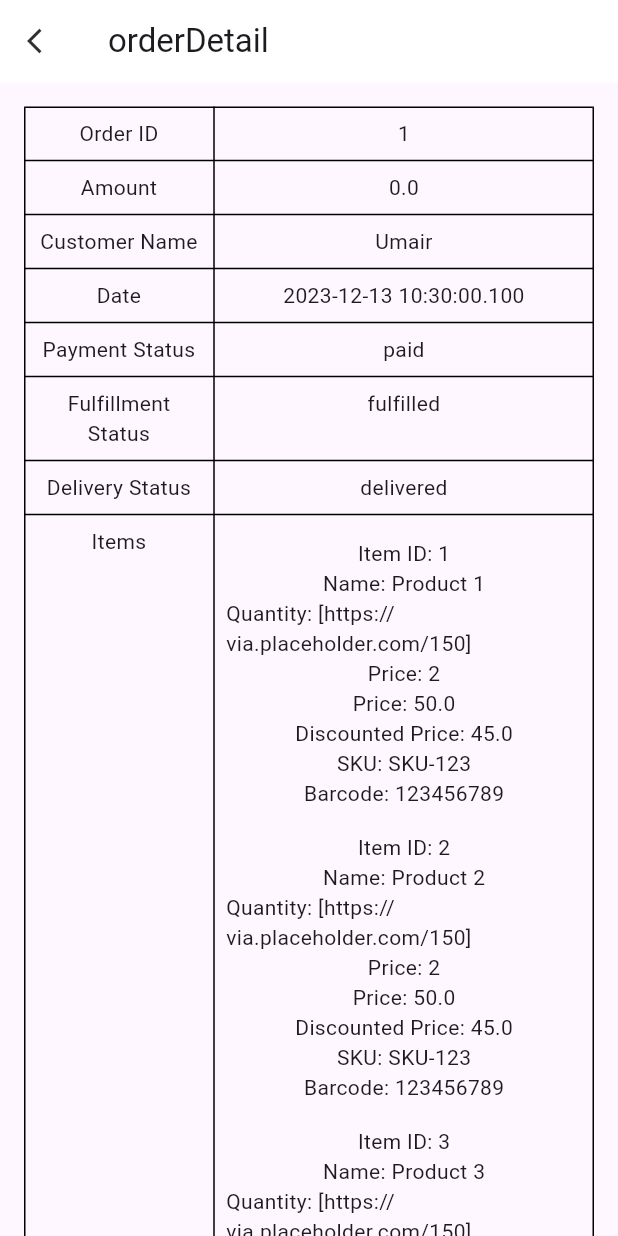
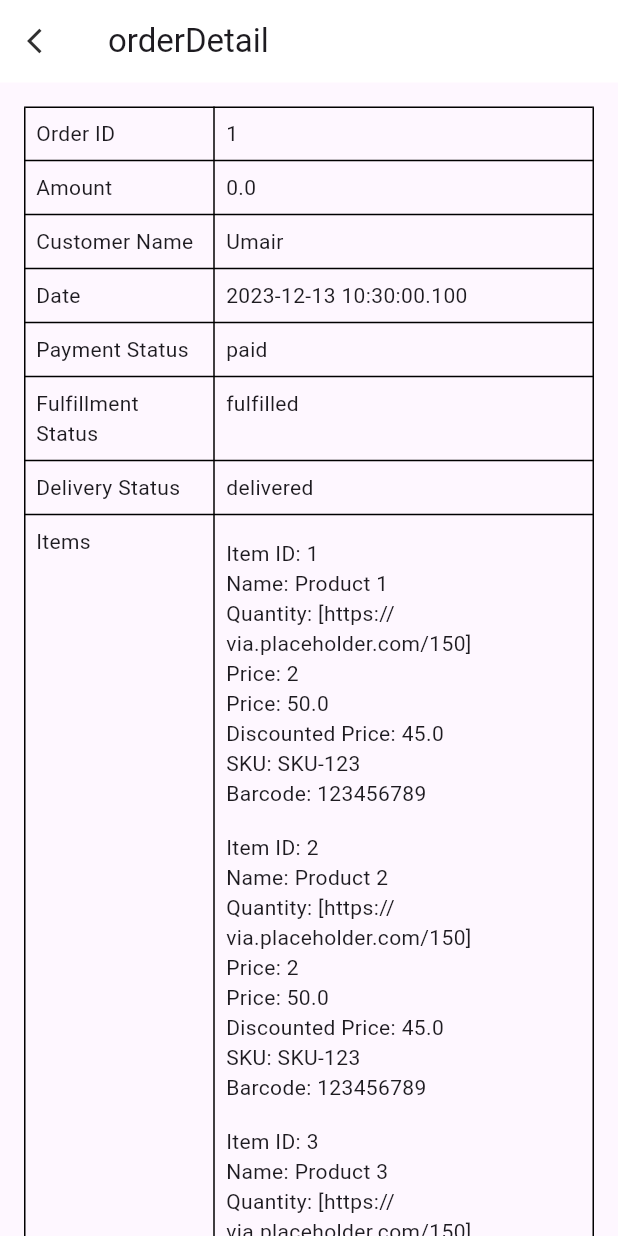
Before and after one commit to StrangerDeveloper/ismmart_vms, a Flutter app: the OrderView screen opened by its route, on a phone screen of 412 x 824 dp. Run offline on Flutter 3.47's test engine with Material 3 defaults, Android fonts, the phone set to English and light mode, and no system bars; our stand-ins replace cached_network_image, country_code_picker, dropdown_search, firebase_core, fl_chart, flutter_image_compress and 8 more; accounts and stored records are empty; statements that could not run were skipped; project files that could hold a hidden picture were left out.

Commit message:
Update order_view.dart

```diff
--- a/lib/screens/Order/order_view.dart
+++ b/lib/screens/Order/order_view.dart
@@ -2,7 +2,6 @@ import 'package:flutter/material.dart';
 import 'package:get/get.dart';
 import 'package:ismmart_vms/helper/languages/translations_key.dart' as langKey;
 import 'package:ismmart_vms/screens/Order/model/order_model.dart';
-
 import 'package:ismmart_vms/screens/Order/order_viewModel.dart';
 import 'package:ismmart_vms/widgets/custom_appbar.dart';
 import 'package:ismmart_vms/widgets/custom_text.dart';
@@ -27,14 +26,14 @@ class OrderView extends StatelessWidget {
                 child: CircularProgressIndicator(),
               )
             : SingleChildScrollView(
-                padding: const EdgeInsets.all(16.0),
-                child: FractionallySizedBox(
-                  widthFactor: 1,
+                child: Padding(
+                  padding: const EdgeInsets.all(16.0),
                   child: Column(
                     crossAxisAlignment: CrossAxisAlignment.start,
                     children: [
                       ListView.builder(
                         shrinkWrap: true,
+                        physics: NeverScrollableScrollPhysics(),
                         itemCount: orderController.orders.length,
                         itemBuilder: (context, index) {
                           final detail = orderController.orders[index];
@@ -102,7 +101,7 @@ class OrderView extends StatelessWidget {
         children: [
           Padding(
             padding: const EdgeInsets.all(8.0),
-            child: Text("Items", textAlign: TextAlign.center),
+            child: Text("Items", textAlign: TextAlign.start),
           ),
           Padding(
             padding: const EdgeInsets.all(8.0),
@@ -134,7 +133,8 @@ class OrderView extends StatelessWidget {
     return Padding(
       padding: const EdgeInsets.symmetric(vertical: 8.0),
       child: Column(
-        mainAxisAlignment: MainAxisAlignment.spaceBetween,
+        crossAxisAlignment: CrossAxisAlignment.start,
+        mainAxisAlignment: MainAxisAlignment.spaceAround,
         children: [
           CustomText(title: "Item ID: ${itemDetails.itemId}"),
           CustomText(title: "Name: ${itemDetails.name}"),
@@ -149,16 +149,16 @@ class OrderView extends StatelessWidget {
     );
   }
 
-  _buildTableRow(String s, String string) {
+  TableRow _buildTableRow(String title, String value) {
     return TableRow(
       children: [
         Padding(
           padding: const EdgeInsets.all(8.0),
-          child: Text(s, textAlign: TextAlign.center),
+          child: Text(title, textAlign: TextAlign.start),
         ),
         Padding(
           padding: const EdgeInsets.all(8.0),
-          child: Text(string, textAlign: TextAlign.center),
+          child: Text(value, textAlign: TextAlign.start),
         ),
       ],
     );
```
